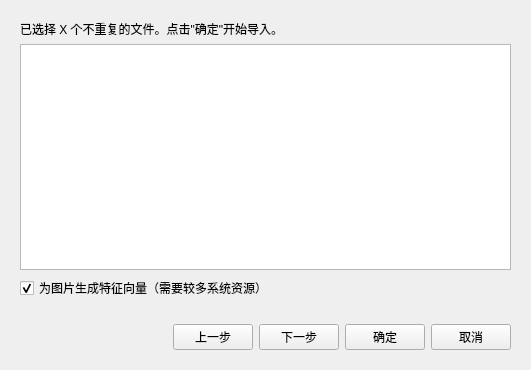
Above: src/ui/dialog_image_import.ui from Craftkuro/StickerGenie before the change. Below: the same form after it.
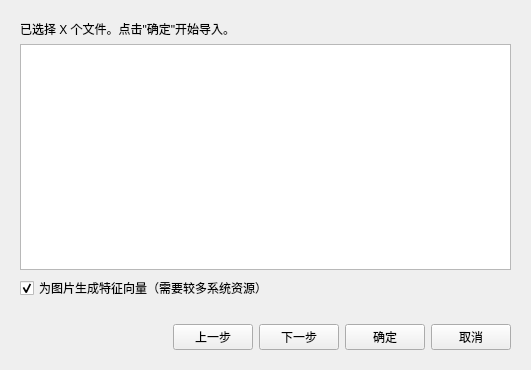
That is the form after the change. The open tabs and pages were chosen to show the change.

```diff
--- a/src/ui/dialog_image_import.ui
+++ b/src/ui/dialog_image_import.ui
@@ -78,7 +78,7 @@
        <item>
         <widget class="QLabel" name="labelNonDuplicateFilesCount">
          <property name="text">
-          <string>已选择 X 个不重复的文件。点击&quot;确定&quot;开始导入。</string>
+          <string>已选择 X 个文件。点击&quot;确定&quot;开始导入。</string>
          </property>
         </widget>
        </item>
```
